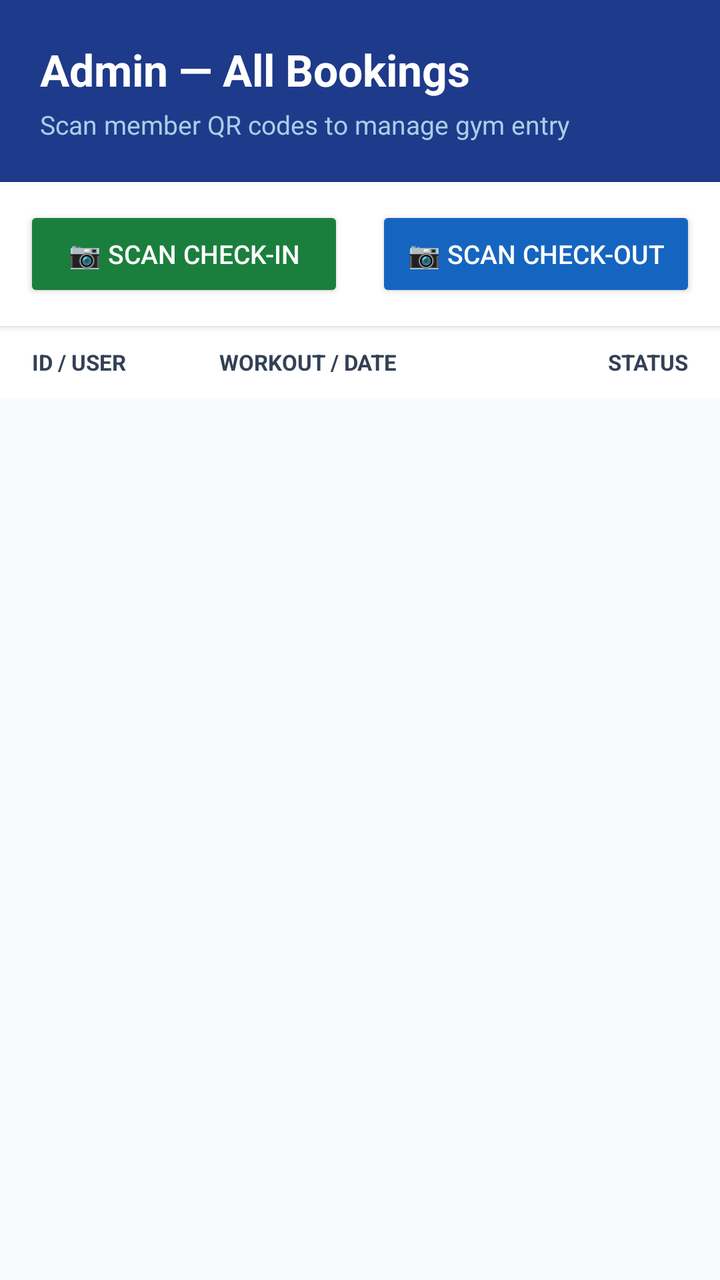
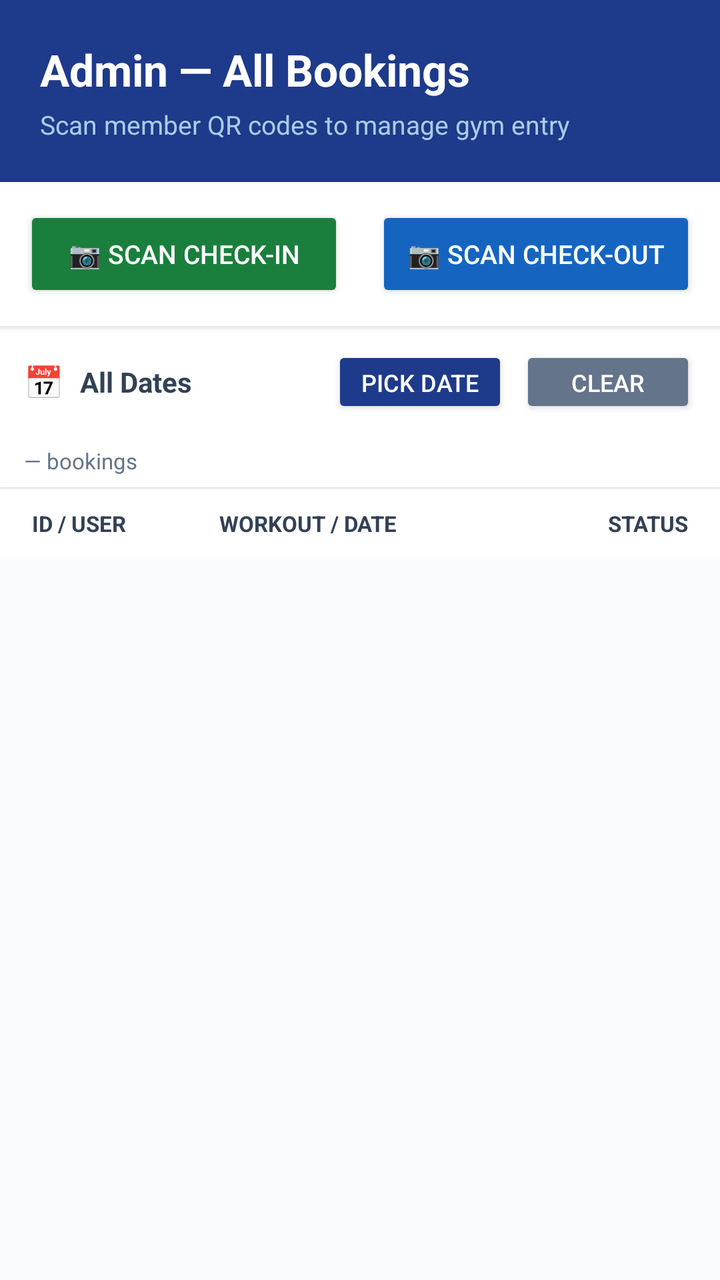

Compare the two renders of this Android layout. The source of the first and the diff that turns it into the second are given below.
<!-- AndroidManifest.xml: application theme Theme.SpotterMobile -->
<!-- res/layout/activity_admin_bookings.xml -->
<?xml version="1.0" encoding="utf-8"?>
<LinearLayout xmlns:android="http://schemas.android.com/apk/res/android"
    android:layout_width="match_parent"
    android:layout_height="match_parent"
    android:background="@color/light_gray"
    android:orientation="vertical">

    
    <LinearLayout
        android:layout_width="match_parent"
        android:layout_height="wrap_content"
        android:background="@color/primary_blue"
        android:orientation="vertical"
        android:padding="20dp">

        <TextView
            android:layout_width="wrap_content"
            android:layout_height="wrap_content"
            android:text="Admin — All Bookings"
            android:textColor="#FFFFFF"
            android:textSize="22sp"
            android:textStyle="bold" />

        <TextView
            android:layout_width="wrap_content"
            android:layout_height="wrap_content"
            android:layout_marginTop="4dp"
            android:text="Scan member QR codes to manage gym entry"
            android:textColor="#AACDE8"
            android:textSize="13sp" />

    </LinearLayout>

    
    <LinearLayout
        android:layout_width="match_parent"
        android:layout_height="wrap_content"
        android:orientation="horizontal"
        android:padding="12dp"
        android:background="@color/white"
        android:elevation="2dp">

        <Button
            android:id="@+id/btnScanCheckIn"
            android:layout_width="0dp"
            android:layout_height="48dp"
            android:layout_weight="1"
            android:layout_marginEnd="8dp"
            android:text="📷 Scan Check-In"
            android:textSize="13sp"
            android:backgroundTint="#1A7F3C"
            android:textColor="#FFFFFF" />

        <Button
            android:id="@+id/btnScanCheckOut"
            android:layout_width="0dp"
            android:layout_height="48dp"
            android:layout_weight="1"
            android:layout_marginStart="8dp"
            android:text="📷 Scan Check-Out"
            android:textSize="13sp"
            android:backgroundTint="#1565C0"
            android:textColor="#FFFFFF" />

    </LinearLayout>

    
    <LinearLayout
        android:layout_width="match_parent"
        android:layout_height="36dp"
        android:background="@color/white"
        android:orientation="horizontal"
        android:paddingHorizontal="16dp">

        <TextView
            android:layout_width="0dp"
            android:layout_height="match_parent"
            android:layout_weight="1.2"
            android:gravity="center_vertical"
            android:text="ID / USER"
            android:textColor="@color/dark_gray"
            android:textSize="11sp"
            android:textStyle="bold" />

        <TextView
            android:layout_width="0dp"
            android:layout_height="match_parent"
            android:layout_weight="2"
            android:gravity="center_vertical"
            android:text="WORKOUT / DATE"
            android:textColor="@color/dark_gray"
            android:textSize="11sp"
            android:textStyle="bold" />

        <TextView
            android:layout_width="0dp"
            android:layout_height="match_parent"
            android:layout_weight="1"
            android:gravity="center_vertical|end"
            android:text="STATUS"
            android:textColor="@color/dark_gray"
            android:textSize="11sp"
            android:textStyle="bold" />

    </LinearLayout>

    
    <TextView
        android:id="@+id/tvAdminEmpty"
        android:layout_width="match_parent"
        android:layout_height="wrap_content"
        android:layout_marginTop="64dp"
        android:gravity="center"
        android:text="No bookings in the system yet."
        android:textColor="@color/gray"
        android:textSize="15sp"
        android:visibility="gone" />

    
    <androidx.recyclerview.widget.RecyclerView
        android:id="@+id/recyclerAdminBookings"
        android:layout_width="match_parent"
        android:layout_height="0dp"
        android:layout_weight="1"
        android:clipToPadding="false"
        android:paddingTop="8dp"
        android:paddingBottom="16dp" />

</LinearLayout>
<!-- resources referenced by this layout -->
<resources>
  <color name="dark_gray">#334155</color>
  <color name="gray">#64748B</color>
  <color name="light_gray">#F8FAFC</color>
  <color name="primary_blue">#1E3A8A</color>
  <color name="white">#FFFFFF</color>
  <style name="Theme.SpotterMobile" parent="Theme.MaterialComponents.Light.NoActionBar">
          
          
          <item name="colorPrimary">@color/primary_blue</item>
          <item name="colorPrimaryVariant">@color/primary_blue_dark</item>
          <item name="colorOnPrimary">@color/white</item>
          <item name="colorSecondary">@color/gold</item>
          <item name="colorSecondaryVariant">@color/gold_dark</item>
          <item name="colorOnSecondary">@color/white</item>
          <item name="android:statusBarColor">@color/primary_blue_dark</item>
          <item name="colorSurface">@color/white</item>
  
          
          <item name="colorOnSurface">@color/dark_gray</item>
          <item name="colorOnBackground">@color/dark_gray</item>
          <item name="android:textColorHint">@color/gray</item>
          <item name="android:textColor">@color/dark_gray</item>
      </style>
  <color name="primary_blue_dark">#1E40AF</color>
  <color name="gold">#F59E0B</color>
  <color name="gold_dark">#D97706</color>
</resources>

<!-- the commit's change to res/layout/activity_admin_bookings.xml (unified diff, before → after) -->
@@ -64,6 +64,95 @@
 
     </LinearLayout>
 
+
+    
+    <LinearLayout
+        android:layout_width="match_parent"
+        android:layout_height="wrap_content"
+        android:background="@color/white"
+        android:elevation="1dp"
+        android:orientation="vertical"
+        android:paddingHorizontal="12dp"
+        android:paddingTop="10dp"
+        android:paddingBottom="6dp">
+
+        
+        <LinearLayout
+            android:layout_width="match_parent"
+            android:layout_height="wrap_content"
+            android:orientation="horizontal"
+            android:gravity="center_vertical"
+            android:layout_marginBottom="8dp">
+
+            <TextView
+                android:layout_width="wrap_content"
+                android:layout_height="wrap_content"
+                android:text="📅"
+                android:textSize="16sp"
+                android:layout_marginEnd="8dp"/>
+
+            <TextView
+                android:id="@+id/tvSelectedDate"
+                android:layout_width="0dp"
+                android:layout_height="wrap_content"
+                android:layout_weight="1"
+                android:text="All Dates"
+                android:textSize="14sp"
+                android:textColor="@color/dark_gray"
+                android:textStyle="bold"/>
+
+            <Button
+                android:id="@+id/btnPickDate"
+                android:layout_width="wrap_content"
+                android:layout_height="36dp"
+                android:text="Pick Date"
+                android:textSize="12sp"
+                android:backgroundTint="@color/primary_blue"
+                android:textColor="@color/white"
+                android:paddingHorizontal="14dp"/>
+
+            <Button
+                android:id="@+id/btnClearDate"
+                android:layout_width="wrap_content"
+                android:layout_height="36dp"
+                android:layout_marginStart="6dp"
+                android:text="Clear"
+                android:textSize="12sp"
+                android:backgroundTint="@color/gray"
+                android:textColor="@color/white"
+                android:paddingHorizontal="10dp"/>
+
+        </LinearLayout>
+
+        
+        <HorizontalScrollView
+            android:layout_width="match_parent"
+            android:layout_height="wrap_content"
+            android:scrollbars="none">
+
+            <LinearLayout
+                android:id="@+id/layoutStatusChips"
+                android:layout_width="wrap_content"
+                android:layout_height="wrap_content"
+                android:orientation="horizontal">
+
+                
+
+            </LinearLayout>
+        </HorizontalScrollView>
+
+        
+        <TextView
+            android:id="@+id/tvBookingCount"
+            android:layout_width="wrap_content"
+            android:layout_height="wrap_content"
+            android:layout_marginTop="6dp"
+            android:text="— bookings"
+            android:textSize="11sp"
+            android:textColor="@color/gray"/>
+
+    </LinearLayout>
+
     
     <LinearLayout
         android:layout_width="match_parent"
